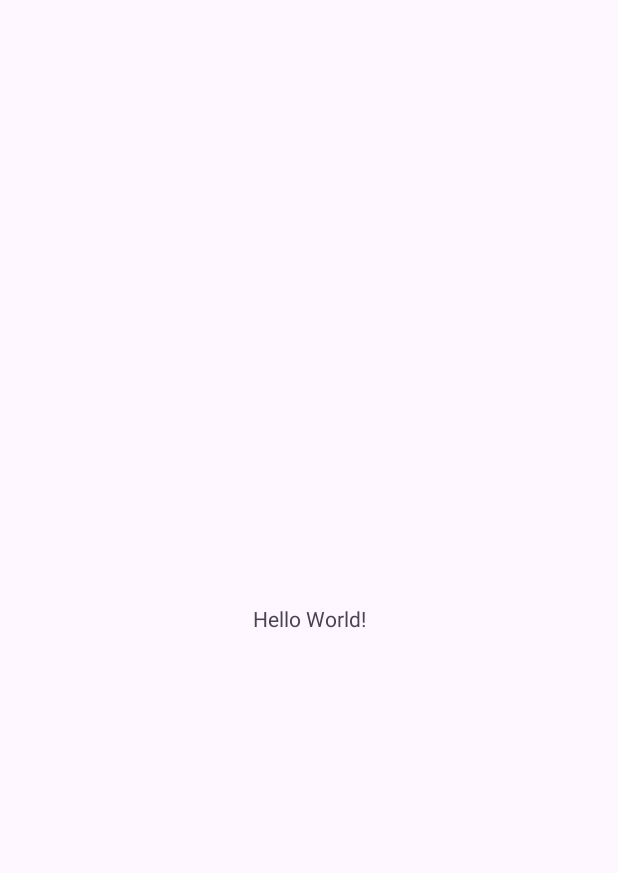
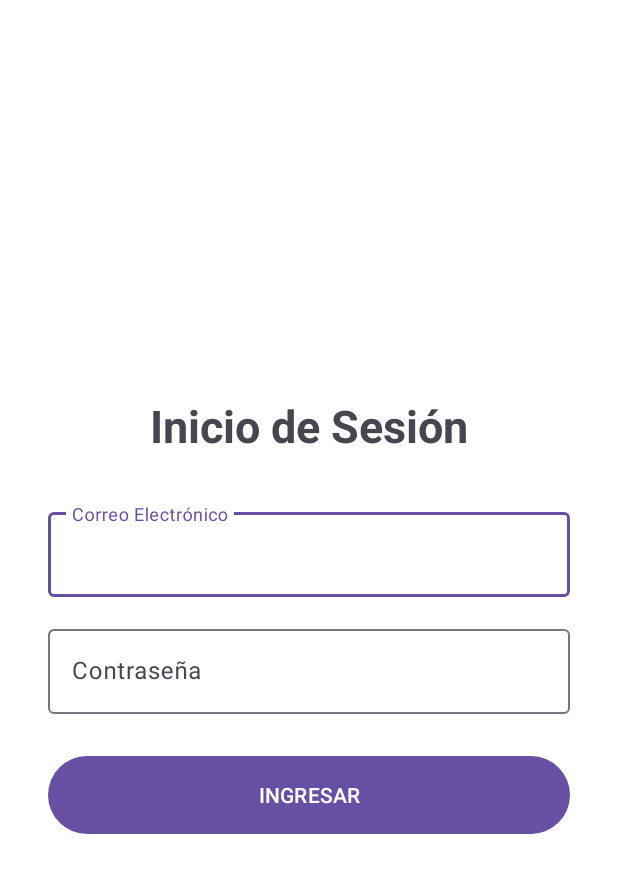
Before and after one commit to cerritos20/GestionEventos, an Android app: the screen it shows after launch (MainActivity), on a phone screen of 412 x 824 dp. Before the commit the part shown is almost empty. Shown: the top 873 px of the screen. Run offline under Robolectric (Android 15) with nearby library versions, the phone set to English and light mode, and no system bars.

Commit message:
Login 100% funcional conectado a base de datos - Victor

```diff
--- a/app/src/main/AndroidManifest.xml
+++ b/app/src/main/AndroidManifest.xml
@@ -3,7 +3,7 @@
     xmlns:tools="http://schemas.android.com/tools" >
     <uses-permission android:name="android.permission.INTERNET" />
     <application
-
+        android:usesCleartextTraffic="true"
         android:allowBackup="true"
         android:dataExtractionRules="@xml/data_extraction_rules"
         android:fullBackupContent="@xml/backup_rules"
--- /dev/null
+++ b/app/src/main/java/com/example/gestioneventos/ApiService.kt
@@ -0,0 +1,18 @@
+package com.example.gestioneventos
+
+
+
+import retrofit2.Call
+import retrofit2.http.Body
+import retrofit2.http.GET
+import retrofit2.http.POST
+
+interface ApiService {
+    // Para pedir la lista de eventos (lo usaremos después)
+    @GET("obtener_eventos.php")
+    fun obtenerEventos(): Call<List<Evento>>
+
+    // Para hacer LOGIN
+    @POST("login.php")
+    fun login(@Body request: LoginRequest): Call<LoginResponse>
+}
--- /dev/null
+++ b/app/src/main/java/com/example/gestioneventos/LoginRequest.kt
@@ -0,0 +1,6 @@
+package com.example.gestioneventos
+
+data class LoginRequest(
+    val email: String,
+    val password: String
+)
--- a/app/src/main/java/com/example/gestioneventos/MainActivity.kt
+++ b/app/src/main/java/com/example/gestioneventos/MainActivity.kt
@@ -1,20 +1,77 @@
-package com.example.gestioneventos
+package com.example.gestioneventos // <--- MANTÉN TU NOMBRE DE PAQUETE AQUÍ
 
 import android.os.Bundle
-import androidx.activity.enableEdgeToEdge
+import android.util.Log
+import android.widget.Button
+import android.widget.Toast
 import androidx.appcompat.app.AppCompatActivity
-import androidx.core.view.ViewCompat
-import androidx.core.view.WindowInsetsCompat
+import com.google.android.material.textfield.TextInputEditText
+import retrofit2.Call
+import retrofit2.Callback
+import retrofit2.Response
+import retrofit2.Retrofit
+import retrofit2.converter.gson.GsonConverterFactory
 
 class MainActivity : AppCompatActivity() {
+
     override fun onCreate(savedInstanceState: Bundle?) {
         super.onCreate(savedInstanceState)
-        enableEdgeToEdge()
         setContentView(R.layout.activity_main)
-        ViewCompat.setOnApplyWindowInsetsListener(findViewById(R.id.main)) { v, insets ->
-            val systemBars = insets.getInsets(WindowInsetsCompat.Type.systemBars())
-            v.setPadding(systemBars.left, systemBars.top, systemBars.right, systemBars.bottom)
-            insets
+
+        // 1. Vinculamos los controles de la pantalla
+        val etEmail = findViewById<TextInputEditText>(R.id.etEmail)
+        val etPassword = findViewById<TextInputEditText>(R.id.etPassword)
+        val btnLogin = findViewById<Button>(R.id.btnLogin)
+
+        // 2. Configuración de Retrofit
+        // ✅ IP ACTUALIZADA SEGÚN TU CONEXIÓN WI-FI
+        val retrofit = Retrofit.Builder()
+            .baseUrl("http://192.168.1.14/backend/")
+            .addConverterFactory(GsonConverterFactory.create())
+            .build()
+
+        val api = retrofit.create(ApiService::class.java)
+
+        // 3. Acción del botón INGRESAR
+        btnLogin.setOnClickListener {
+            val email = etEmail.text.toString().trim()
+            val pass = etPassword.text.toString().trim()
+
+            // Validación simple: que no estén vacíos
+            if (email.isEmpty() || pass.isEmpty()) {
+                Toast.makeText(this, "Por favor llena todos los campos", Toast.LENGTH_SHORT).show()
+                return@setOnClickListener
+            }
+
+            // Creamos el objeto con los datos
+            val loginRequest = LoginRequest(email, pass)
+
+            // Enviamos los datos al servidor PHP
+            api.login(loginRequest).enqueue(object : Callback<LoginResponse> {
+                override fun onResponse(call: Call<LoginResponse>, response: Response<LoginResponse>) {
+                    if (response.isSuccessful) {
+                        val respuesta = response.body()
+                        if (respuesta != null && respuesta.exito) {
+                            // --- LOGIN EXITOSO ---
+                            Toast.makeText(applicationContext, "¡Bienvenido ${respuesta.mensaje}!", Toast.LENGTH_LONG).show()
+                            Log.d("LOGIN", "Usuario entró correctamente")
+
+                            // TODO: Aquí agregaremos el código para cambiar de pantalla
+                        } else {
+                            // --- CONTRASEÑA INCORRECTA ---
+                            Toast.makeText(applicationContext, "Error: ${respuesta?.mensaje}", Toast.LENGTH_LONG).show()
+                        }
+                    } else {
+                        Toast.makeText(applicationContext, "Error del servidor (404/500)", Toast.LENGTH_SHORT).show()
+                    }
+                }
+
+                override fun onFailure(call: Call<LoginResponse>, t: Throwable) {
+                    // --- ERROR DE CONEXIÓN (Internet o IP) ---
+                    Toast.makeText(applicationContext, "Fallo de conexión: ${t.message}", Toast.LENGTH_LONG).show()
+                    Log.e("LOGIN_ERROR", "Error: ${t.message}")
+                }
+            })
         }
     }
 }
--- a/app/src/main/res/layout/activity_main.xml
+++ b/app/src/main/res/layout/activity_main.xml
@@ -1,19 +1,52 @@
 <?xml version="1.0" encoding="utf-8"?>
-<androidx.constraintlayout.widget.ConstraintLayout
-    xmlns:android="http://schemas.android.com/apk/res/android"
+<LinearLayout xmlns:android="http://schemas.android.com/apk/res/android"
+    xmlns:app="http://schemas.android.com/apk/res-auto"
     xmlns:tools="http://schemas.android.com/tools"
-    xmlns:app="http://schemas.android.com/apk/res-auto"
     android:id="@+id/main"
     android:layout_width="match_parent"
     android:layout_height="match_parent"
+    android:orientation="vertical"
+    android:gravity="center"
+    android:padding="32dp"
+    android:background="#FFFFFF"
     tools:context=".MainActivity">
+
     <TextView
-      android:layout_width="wrap_content"
-      android:layout_height="wrap_content"
-      android:text="Hello World!"
-      app:layout_constraintBottom_toBottomOf="parent"
-      app:layout_constraintStart_toStartOf="parent"
-      app:layout_constraintEnd_toEndOf="parent"
-      app:layout_constraintTop_toTopOf="parent" />
+        android:layout_width="wrap_content"
+        android:layout_height="wrap_content"
+        android:text="Inicio de Sesión"
+        android:textSize="30sp"
+        android:textStyle="bold"
+        android:layout_marginBottom="32dp"/>
 
-  </androidx.constraintlayout.widget.ConstraintLayout>
+    <com.google.android.material.textfield.TextInputLayout
+        android:layout_width="match_parent"
+        android:layout_height="wrap_content"
+        android:layout_marginBottom="16dp">
+        <com.google.android.material.textfield.TextInputEditText
+            android:id="@+id/etEmail"
+            android:layout_width="match_parent"
+            android:layout_height="wrap_content"
+            android:hint="Correo Electrónico"
+            android:inputType="textEmailAddress" />
+    </com.google.android.material.textfield.TextInputLayout>
+
+    <com.google.android.material.textfield.TextInputLayout
+        android:layout_width="match_parent"
+        android:layout_height="wrap_content"
+        android:layout_marginBottom="24dp">
+        <com.google.android.material.textfield.TextInputEditText
+            android:id="@+id/etPassword"
+            android:layout_width="match_parent"
+            android:layout_height="wrap_content"
+            android:hint="Contraseña"
+            android:inputType="textPassword" />
+    </com.google.android.material.textfield.TextInputLayout>
+
+    <Button
+        android:id="@+id/btnLogin"
+        android:layout_width="match_parent"
+        android:layout_height="60dp"
+        android:text="INGRESAR" />
+
+</LinearLayout>
```
Also changed, not shown: app/src/main/java/com/example/gestioneventos/Evento.kt (added, +12 -0 lines), app/src/main/java/com/example/gestioneventos/LoginResponse.kt (added, +8 -0 lines).
